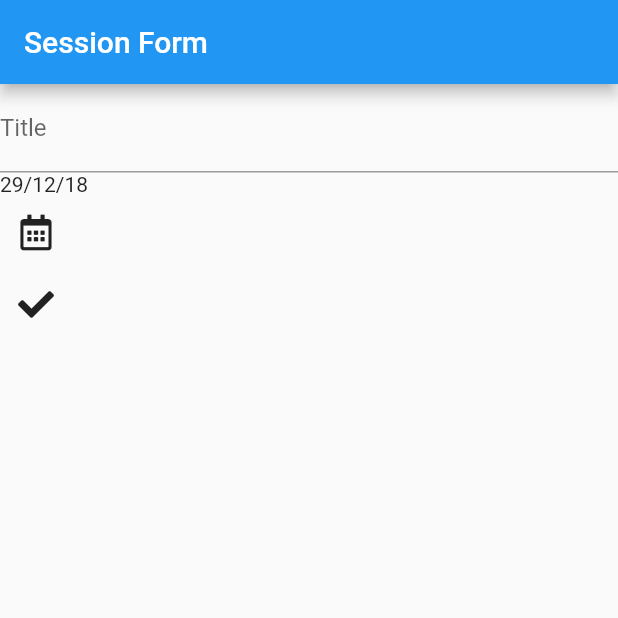
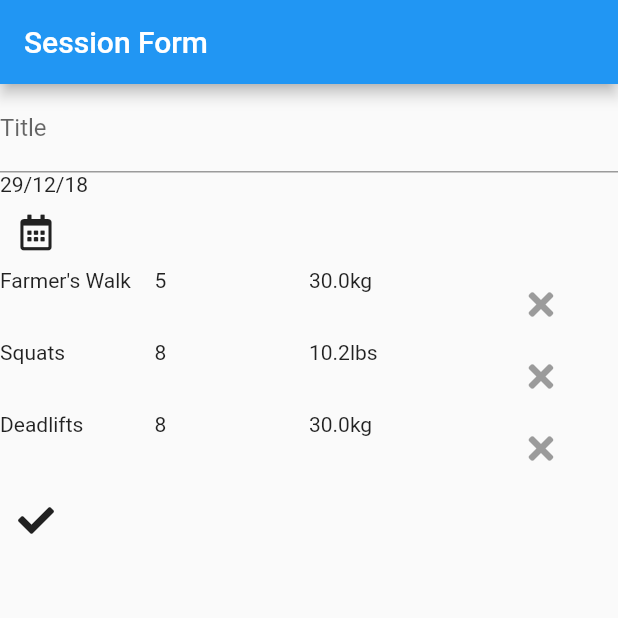
Before and after one commit to DarthEmpty/kilo, a Flutter app: the SessionFormPage screen opened directly, on a phone screen of 412 x 824 dp, the top half of it. Run offline on Flutter 3.47's test engine with Material 2 defaults, Android fonts, the phone set to English and light mode, and no system bars; our stand-ins replace bloc, date_format, flutter_bloc, font_awesome_flutter.

Commit message:
Create table of activities in SessionForm

```diff
--- /dev/null
+++ b/lib/models/activity_row.dart
@@ -0,0 +1,29 @@
+import 'package:flutter/material.dart';
+import 'package:font_awesome_flutter/font_awesome_flutter.dart';
+import 'package:kilo/utils.dart';
+
+
+
+class ActivityRow extends TableRow {
+  final String activity;
+  final int reps;
+  final double weight;
+  final MassUnit unit;
+
+  ActivityRow({
+    @required this.activity,
+    @required this.reps,
+    @required this.weight,
+    @required this.unit
+  }): super(
+    children: <Widget>[
+      Text(activity),
+      Text(reps.toString()),
+      Text(weight.toString() + toMassUnitString(unit)),
+      IconButton(
+        icon: Icon(FontAwesomeIcons.times),
+        onPressed: null
+      )
+    ]
+  );
+}
--- a/lib/models/home_card.dart
+++ b/lib/models/home_card.dart
@@ -8,7 +8,11 @@ class HomeCard extends Card {
   final DateTime date;
   final String subtitle;
 
-  HomeCard({this.title, this.date, this.subtitle}): super(
+  HomeCard({
+    @required this.title,
+    @required this.date,
+    @required this.subtitle
+  }): super(
     child: Row(
       children: <Widget>[
         Expanded(
--- a/lib/pages/session_form_page.dart
+++ b/lib/pages/session_form_page.dart
@@ -3,6 +3,7 @@ import 'package:font_awesome_flutter/font_awesome_flutter.dart';
 import 'package:kilo/blocs/session_form_bloc.dart';
 import 'package:flutter_bloc/flutter_bloc.dart';
 import 'package:kilo/utils.dart';
+import 'package:kilo/models/activity_row.dart';
 
 
 class SessionFormPage extends StatefulWidget {
@@ -42,6 +43,7 @@ class _SessionFormPageState extends State<SessionFormPage> {
       child: Column(
         crossAxisAlignment: CrossAxisAlignment.start,
         children: <Widget>[
+
           TextFormField(
             decoration: InputDecoration(labelText: "Title",),
             controller: this._titleController,
@@ -51,11 +53,38 @@ class _SessionFormPageState extends State<SessionFormPage> {
               }
             },
           ),
+
           Text(toDateString(state.date)),
           IconButton(
             icon: Icon(FontAwesomeIcons.calendarAlt),
             onPressed: () => this._chooseDate(state),
           ),
+
+          Table(
+            children: <TableRow>[
+              ActivityRow(
+                activity: "Farmer's Walk",
+                reps: 5,
+                weight: 30,
+                unit: MassUnit.KG,
+              ),
+
+              ActivityRow(
+                activity: "Squats",
+                reps: 8,
+                weight: 10.2,
+                unit: MassUnit.LB,
+              ),
+
+              ActivityRow(
+                activity: "Deadlifts",
+                reps: 8,
+                weight: 30,
+                unit: MassUnit.KG,
+              ),
+            ]
+          ),
+
           IconButton(
             icon: Icon(FontAwesomeIcons.check),
             onPressed: () {
@@ -64,6 +93,8 @@ class _SessionFormPageState extends State<SessionFormPage> {
               }
             },
           ),
+
+
         ],
       ),
     );
--- a/lib/utils.dart
+++ b/lib/utils.dart
@@ -4,3 +4,16 @@ import 'package:date_format/date_format.dart';
 String toDateString(DateTime datetime) {
   return formatDate(datetime, [dd, "/", mm, "/", yy]);
 }
+
+
+enum MassUnit {KG, LB}
+String toMassUnitString(MassUnit unit) {
+  switch (unit) {
+    case MassUnit.KG:
+      return "kg";
+    case MassUnit.LB:
+      return "lbs";
+    default:
+      return "";
+  }
+}
```
